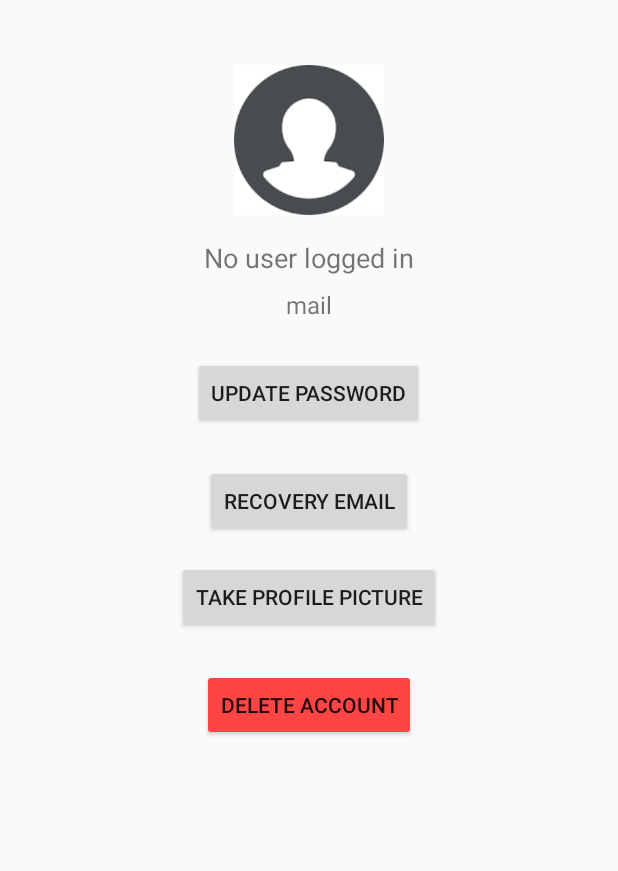
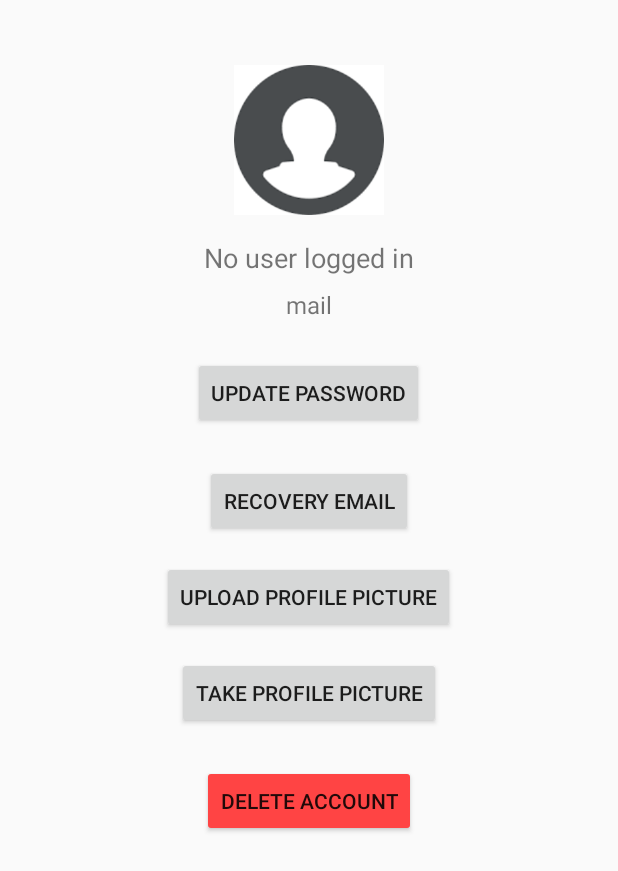
Before and after one commit to Mkaldalons/LearningSquare, an Android app: the fragment MyInfoFragment placed in its activity, on a phone screen of 412 x 824 dp. Shown: the top 871 px of the screen. Run offline under Robolectric (Android 15) with nearby library versions, the phone set to English and light mode, and no system bars.

Commit message:
Setup upload profile picture

```diff
--- a/app/src/main/java/hbv601g/learningsquare/ui/user_profile/MyInfoFragment.kt
+++ b/app/src/main/java/hbv601g/learningsquare/ui/user_profile/MyInfoFragment.kt
@@ -25,6 +25,7 @@ class MyInfoFragment : Fragment(R.layout.fragment_my_info) {
         profileImageView = view.findViewById(R.id.profileImageView)
         val usernameTextView = view.findViewById<TextView>(R.id.usernameTextView)
         val emailTextView = view.findViewById<TextView>(R.id.emailTextView)
+        val profileImageView = view.findViewById<ImageView>(R.id.profileImageView)
 
         httpsService = HttpsService()
         userService = UserService(httpsService)
@@ -47,5 +48,7 @@ class MyInfoFragment : Fragment(R.layout.fragment_my_info) {
         } else {
             usernameTextView.text = "No user logged in"
         }
+
+
     }
 }
--- a/app/src/main/res/layout/fragment_my_info.xml
+++ b/app/src/main/res/layout/fragment_my_info.xml
@@ -48,6 +48,14 @@
         android:layout_gravity="center_horizontal"/>
 
     <Button
+        android:id="@+id/uploadPictureButton"
+        android:layout_width="wrap_content"
+        android:layout_height="wrap_content"
+        android:text="@string/upload_profile_picture"
+        android:layout_gravity="center_horizontal"
+        android:layout_marginTop="16dp" />
+
+    <Button
         android:id="@+id/takePictureButton"
         android:layout_width="wrap_content"
         android:layout_height="wrap_content"
--- a/app/src/main/res/values/strings.xml
+++ b/app/src/main/res/values/strings.xml
@@ -68,4 +68,5 @@
     <string name="published_yes">Yes</string>
     <string name="assignments_for">Assignments for %1$s</string>
     <string name="average_grade_label">Average Grade: %1$.1f</string>
+    <string name="upload_profile_picture">Upload Profile Picture</string>
 </resources>
```
